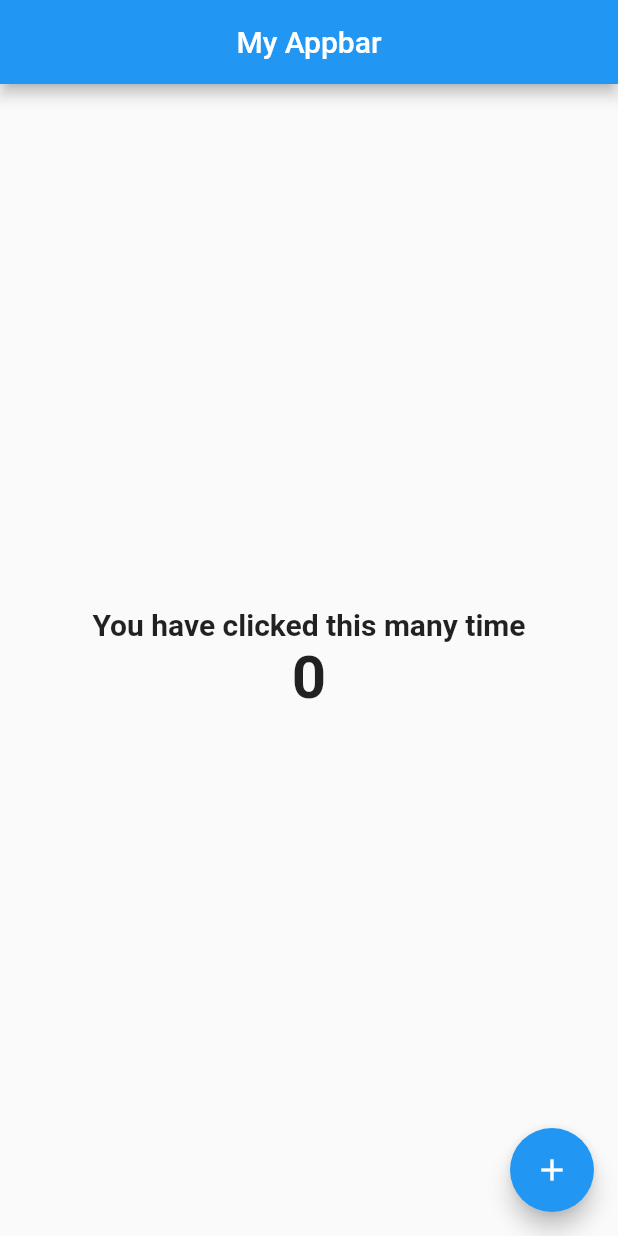
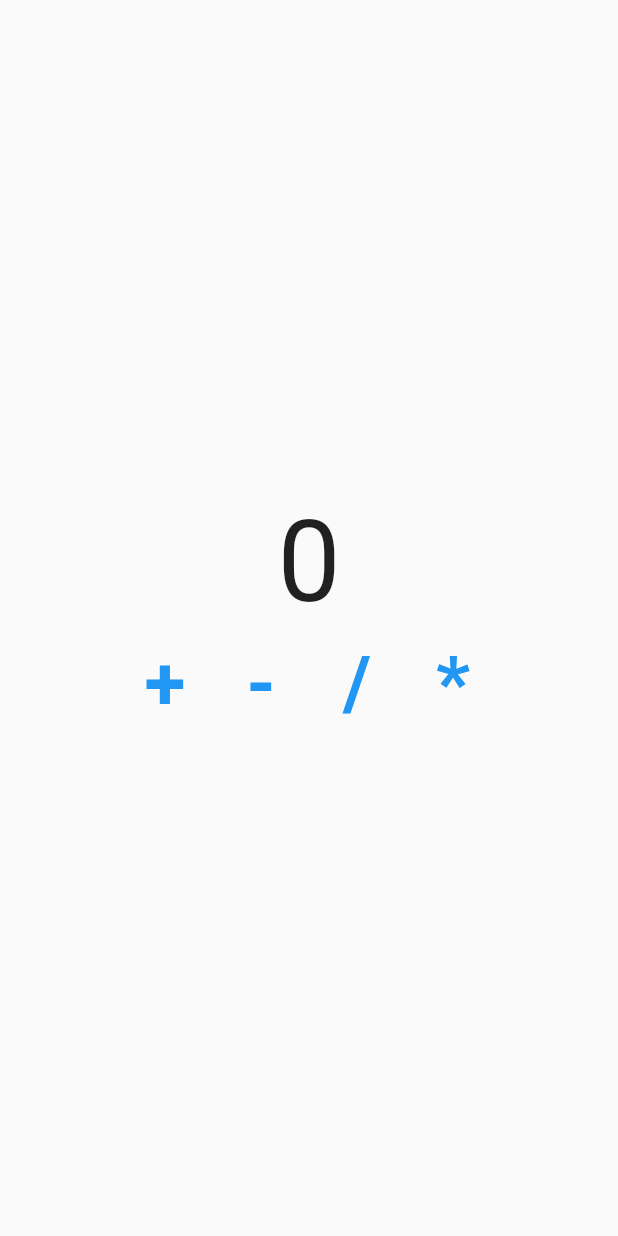
Before and after one commit to Suraj-Subedi/flutter_group, a Flutter app: the screen it shows after launch, on a phone screen of 412 x 824 dp. Run offline on Flutter 3.47's test engine with Material 2 defaults, Android fonts, the phone set to English and light mode, and no system bars.

Commit message:
initial commit

```diff
--- a/lib/main.dart
+++ b/lib/main.dart
@@ -1,59 +1,78 @@
 import "package:flutter/material.dart";
 
 void main() {
-  runApp(MaterialApp(
-    home: MyApp(),
-    debugShowCheckedModeBanner: false,
-  ));
+  runApp(const MaterialApp(home: MyHome()));
 }
 
-class MyApp extends StatefulWidget {
-  const MyApp({super.key});
+class MyHome extends StatelessWidget {
+  const MyHome({super.key});
 
   @override
-  State<MyApp> createState() => _MyAppState();
-}
-
-class _MyAppState extends State<MyApp> {
-  int count = 0;
-  String title = 'My Appbar';
-  @override
   Widget build(BuildContext context) {
+    int number = 0;
     return Scaffold(
-      appBar: AppBar(title: Text(title), centerTitle: true),
-      body: Center(
+      body: SafeArea(
+        child: SizedBox(
+          width: double.infinity,
           child: Column(
             mainAxisAlignment: MainAxisAlignment.center,
-          // crossAxisAlignment: CrossAxisAlignment.stretch,
+            crossAxisAlignment: CrossAxisAlignment.center,
             children: [
               Text(
-              "You have clicked this many time",
+                number.toString(),
+                style: const TextStyle(
+                  fontSize: 75,
+                ),
+              ),
+              Row(
+                mainAxisAlignment: MainAxisAlignment.center,
+                children: [
+                  TextButton(
+                    onPressed: () {},
+                    child: const Text(
+                      "+",
                       style: TextStyle(
-                fontSize: 20.0,
+                        fontSize: 50,
                         fontWeight: FontWeight.bold,
                       ),
                     ),
-            Text(
-              count.toString(),
+                  ),
+                  TextButton(
+                    onPressed: () {},
+                    child: const Text(
+                      "-",
                       style: TextStyle(
-                fontSize: 40.0,
+                        fontSize: 50,
                         fontWeight: FontWeight.bold,
                       ),
                     ),
+                  ),
+                  TextButton(
+                    onPressed: () {},
+                    child: const Text(
+                      "/",
+                      style: TextStyle(
+                        fontSize: 50,
+                        fontWeight: FontWeight.bold,
+                      ),
+                    ),
+                  ),
+                  TextButton(
+                    onPressed: () {},
+                    child: const Text(
+                      "*",
+                      style: TextStyle(
+                        fontSize: 50,
+                        fontWeight: FontWeight.bold,
+                      ),
+                    ),
+                  ),
+                ],
+              )
             ],
           ),
         ),
-      floatingActionButton: FloatingActionButton(
-          child: Icon(Icons.add),
-          onPressed: () {
-            print("You have clicked this many time");
-            setState(() {
-              title = "You have clicked this many time";
-              count = count + 1;
-            });
-
-            print(count);
-          }),
+      ),
     );
   }
 }
--- a/pubspec.yaml
+++ b/pubspec.yaml
@@ -1,4 +1,4 @@
-name: june_15
+name: june_16
 description: A new Flutter project.
 # The following line prevents the package from being accidentally published to
 # pub.dev using `flutter pub publish`. This is preferred for private packages.
```
Also changed, not shown: 20 other files. Lines whose indentation alone changed are shown as unchanged.
